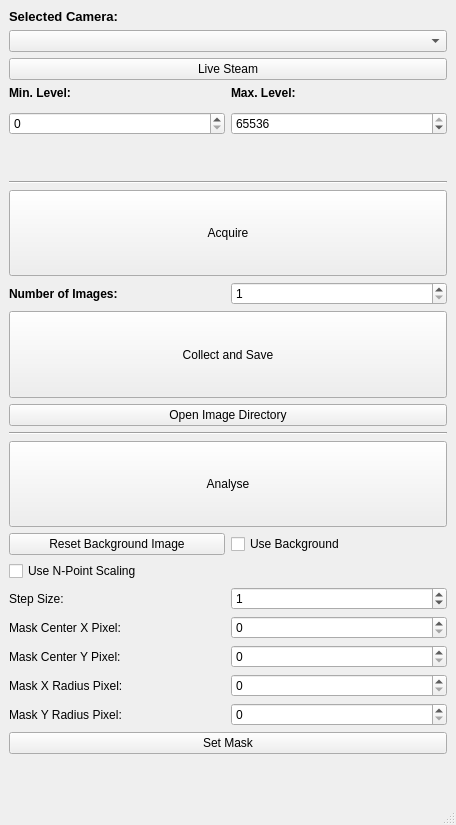
VELA-CLARA-software/Software, file Apps/imageCollector/TESTER/view/view.ui: the form before one commit.
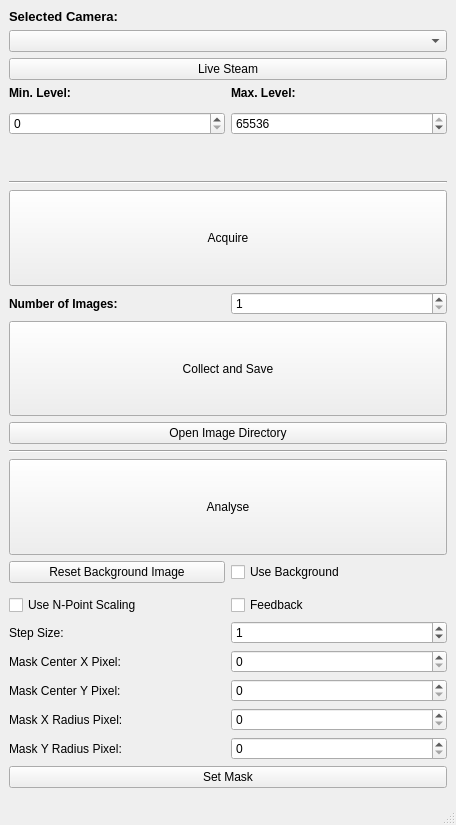
The form after the commit. Icons and pictures are not drawn.

Commit message: improvmements to image collector v2

```diff
--- a/Apps/imageCollector/TESTER/view/view.ui
+++ b/Apps/imageCollector/TESTER/view/view.ui
@@ -28,6 +28,43 @@
   </property>
   <widget class="QWidget" name="centralwidget">
    <layout class="QGridLayout" name="gridLayout">
+    <item row="5" column="1">
+     <widget class="QSpinBox" name="spinBox_maxLevel">
+      <property name="maximum">
+       <number>65536</number>
+      </property>
+      <property name="value">
+       <number>65536</number>
+      </property>
+     </widget>
+    </item>
+    <item row="5" column="0">
+     <widget class="QSpinBox" name="spinBox_minLevel">
+      <property name="maximum">
+       <number>65536</number>
+      </property>
+     </widget>
+    </item>
+    <item row="17" column="1">
+     <widget class="QSpinBox" name="stepSize_spinBox">
+      <property name="maximum">
+       <number>10</number>
+      </property>
+      <property name="singleStep">
+       <number>1</number>
+      </property>
+      <property name="value">
+       <number>1</number>
+      </property>
+     </widget>
+    </item>
+    <item row="7" column="0" colspan="2">
+     <widget class="Line" name="line">
+      <property name="orientation">
+       <enum>Qt::Horizontal</enum>
+      </property>
+     </widget>
+    </item>
     <item row="12" column="0" colspan="2">
      <widget class="Line" name="line_2">
       <property name="orientation">
@@ -48,14 +85,7 @@
       </property>
      </spacer>
     </item>
-    <item row="15" column="0" colspan="2">
-     <widget class="QCheckBox" name="useNPoint_checkBox">
-      <property name="text">
-       <string>Use N-Point Scaling</string>
-      </property>
-     </widget>
-    </item>
-    <item row="16" column="0">
+    <item row="17" column="0">
      <widget class="QLabel" name="label_5">
       <property name="text">
        <string>Step Size:</string>
@@ -192,23 +222,6 @@
       </property>
      </widget>
     </item>
-    <item row="5" column="0">
-     <widget class="QSpinBox" name="spinBox_minLevel">
-      <property name="maximum">
-       <number>65536</number>
-      </property>
-     </widget>
-    </item>
-    <item row="5" column="1">
-     <widget class="QSpinBox" name="spinBox_maxLevel">
-      <property name="maximum">
-       <number>65536</number>
-      </property>
-      <property name="value">
-       <number>65536</number>
-      </property>
-     </widget>
-    </item>
     <item row="3" column="1">
      <widget class="QLabel" name="label_4">
       <property name="sizePolicy">
@@ -228,26 +241,6 @@
       </property>
      </widget>
     </item>
-    <item row="7" column="0" colspan="2">
-     <widget class="Line" name="line">
-      <property name="orientation">
-       <enum>Qt::Horizontal</enum>
-      </property>
-     </widget>
-    </item>
-    <item row="16" column="1">
-     <widget class="QSpinBox" name="stepSize_spinBox">
-      <property name="maximum">
-       <number>10</number>
-      </property>
-      <property name="singleStep">
-       <number>1</number>
-      </property>
-      <property name="value">
-       <number>1</number>
-      </property>
-     </widget>
-    </item>
     <item row="14" column="0">
      <widget class="QPushButton" name="resetBackground_pushButton">
       <property name="text">
@@ -262,84 +255,85 @@
       </property>
      </widget>
     </item>
-    <item row="17" column="1">
-     <widget class="QSpinBox" name="maskX_spinBox">
-      <property name="maximum">
-       <number>9999</number>
-      </property>
-     </widget>
-    </item>
     <item row="18" column="1">
-     <widget class="QSpinBox" name="maskY_spinBox">
+     <widget class="QSpinBox" name="maskX_spinBox">
       <property name="maximum">
        <number>9999</number>
       </property>
      </widget>
     </item>
     <item row="19" column="1">
-     <widget class="QSpinBox" name="maskXRadius_spinBox">
+     <widget class="QSpinBox" name="maskY_spinBox">
       <property name="maximum">
        <number>9999</number>
       </property>
      </widget>
     </item>
     <item row="20" column="1">
+     <widget class="QSpinBox" name="maskXRadius_spinBox">
+      <property name="maximum">
+       <number>9999</number>
+      </property>
+     </widget>
+    </item>
+    <item row="21" column="1">
      <widget class="QSpinBox" name="maskYRadius_spinBox">
       <property name="maximum">
        <number>9999</number>
       </property>
      </widget>
     </item>
-    <item row="17" column="0">
+    <item row="18" column="0">
      <widget class="QLabel" name="label_6">
       <property name="text">
        <string>Mask Center X Pixel:</string>
       </property>
      </widget>
     </item>
-    <item row="18" column="0">
+    <item row="19" column="0">
      <widget class="QLabel" name="label_7">
       <property name="text">
        <string>Mask Center Y Pixel:</string>
       </property>
      </widget>
     </item>
-    <item row="19" column="0">
+    <item row="20" column="0">
      <widget class="QLabel" name="label_8">
       <property name="text">
        <string>Mask X Radius Pixel:</string>
       </property>
      </widget>
     </item>
-    <item row="20" column="0">
+    <item row="21" column="0">
      <widget class="QLabel" name="label_9">
       <property name="text">
        <string>Mask Y Radius Pixel:</string>
       </property>
      </widget>
     </item>
-    <item row="21" column="0" colspan="2">
+    <item row="22" column="0" colspan="2">
      <widget class="QPushButton" name="setMask_pushButton">
       <property name="text">
        <string>Set Mask</string>
       </property>
      </widget>
     </item>
-    <item row="0" column="2" rowspan="23">
+    <item row="0" column="2" rowspan="24">
      <layout class="QGridLayout" name="gridLayout_2"/>
     </item>
-    <item row="22" column="0" colspan="2">
-     <spacer name="verticalSpacer_2">
-      <property name="orientation">
-       <enum>Qt::Vertical</enum>
+    <item row="16" column="1">
+     <widget class="QCheckBox" name="checkBox">
+      <property name="text">
+       <string>Feedback</string>
       </property>
-      <property name="sizeHint" stdset="0">
-       <size>
-        <width>20</width>
-        <height>40</height>
-       </size>
+     </widget>
+    </item>
+    <item row="16" column="0">
+     <widget class="QCheckBox" name="useNPoint_checkBox">
+      <property name="text">
+       <string>Use N-Point Scaling</string>
       </property>
-     </spacer>
+     </widget>
     </item>
    </layout>
   </widget>
```
The commit also changes 2 other files.
